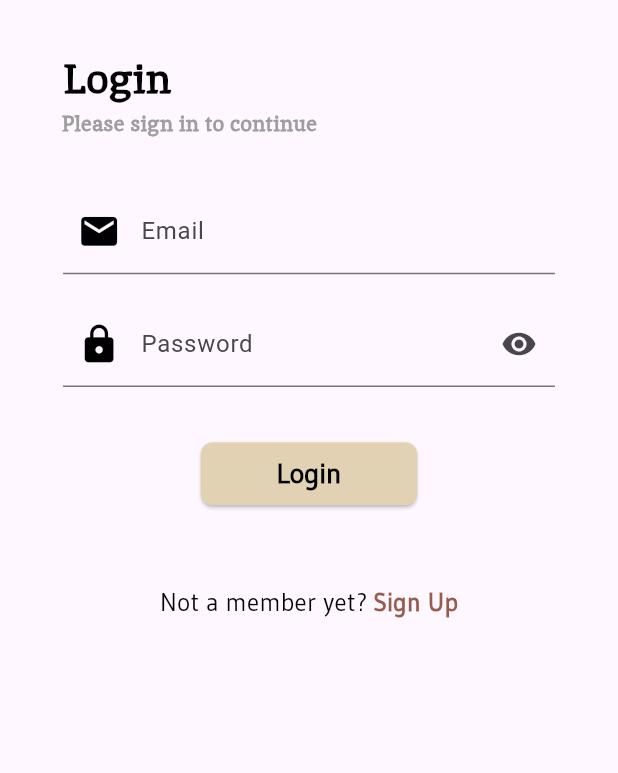
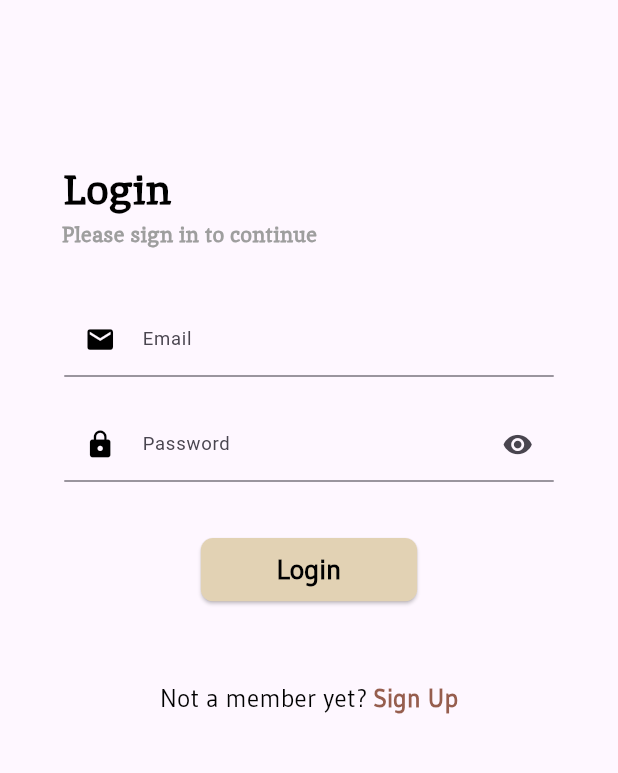
Before and after one commit to ISIS3510-202401-Team31/Flutter, a Flutter app: the screen it shows after launch, after a tap on "Login", on a phone screen of 412 x 824 dp, the part 74-847 px from its top. Run offline on Flutter 3.47's test engine with Material 3 defaults, Android fonts, the phone set to English and light mode, and no system bars; our stand-ins replace cloud_firestore, firebase_auth, firebase_core, firebase_crashlytics, firebase_storage, flutter_spinkit and 4 more; accounts and stored records are empty.

Commit message:
fix signup mediaquery problem

```diff
--- a/unifood/lib/view/auth/views/login.dart
+++ b/unifood/lib/view/auth/views/login.dart
@@ -80,8 +80,9 @@ class _LoginState extends State<Login> {
             .build(context),
       ),
       body: SingleChildScrollView(
+        child: Padding(
+          padding: EdgeInsets.only(top: screenHeight * 0.13),
           child: Container(
-          margin: EdgeInsets.only(top: screenHeight * 0.04),
             padding: EdgeInsets.symmetric(horizontal: screenWidth * 0.1),
             child: Column(
               crossAxisAlignment: CrossAxisAlignment.start,
@@ -223,15 +224,17 @@ class _LoginState extends State<Login> {
                               fontWeight: FontWeight.bold,
                             ),
                           ),
-                      )
+                        ),
                       ],
-                  )
+                    ),
+                    SizedBox(height: screenHeight * 0.015),
                   ],
                 )
               ],
             ),
           ),
         ),
+      ),
     );
   }
 }
--- a/unifood/lib/view/auth/views/signup.dart
+++ b/unifood/lib/view/auth/views/signup.dart
@@ -159,7 +159,7 @@ class _SignupState extends State<Signup> {
                     hasError: confirmPasswordError,
                     errorMessage: confirmPasswordErrorMessage,
                   ),
-                  SizedBox(height: screenHeight * 0.007),
+                  SizedBox(height: screenHeight * 0.015),
                   CustomButton(
                     onPressed: () async {
                       String fullName = fullNameController.text;
@@ -303,7 +303,8 @@ class _SignupState extends State<Signup> {
                         ),
                       )
                     ],
-                  )
+                  ),
+                  SizedBox(height: screenHeight * 0.015),
                 ],
               )
             ],
--- a/unifood/lib/view/auth/widgets/custom_textformfield.dart
+++ b/unifood/lib/view/auth/widgets/custom_textformfield.dart
@@ -47,28 +47,31 @@ class _CustomTextFormFieldState extends State<CustomTextFormField> {
 
   @override
   Widget build(BuildContext context) {
-    final screenWidth = MediaQuery.of(context).size.width;
+    final screenHeight = MediaQuery.of(context).size.height;
 
     return Container(
-      padding: EdgeInsets.all(screenWidth * 0.002),
+      padding: EdgeInsets.all(screenHeight * 0.002),
       child: TextFormField(
         controller: widget.controller,
         focusNode: _focusNode,
         maxLength: widget.maxLength, // Establece el máximo número de caracteres
         style: TextStyle(
-            fontSize: screenWidth * 0.04), // Ajustar el tamaño de la fuente
+            fontSize: screenHeight * 0.017), // Ajustar el tamaño de la fuente
         decoration: InputDecoration(
           labelText: widget.labelText,
+          labelStyle: TextStyle(fontSize: screenHeight * 0.015),
           hintText: widget.hintText,
+          hintStyle: TextStyle(fontSize: screenHeight * 0.015),
           prefixIcon: IconTheme(
             data: IconThemeData(
-                size: screenWidth * 0.07), // Ajustar el tamaño del icono
+                size: screenHeight * 0.025), // Ajustar el tamaño del icono
             child: widget.icon,
           ),
           suffixIcon: widget.obscureText
               ? IconButton(
                   icon: Icon(
                       _obscureText ? Icons.visibility : Icons.visibility_off),
+                  iconSize: screenHeight * 0.025, // Tamaño del icono del ojito
                   onPressed: () {
                     setState(() {
                       _obscureText = !_obscureText;
```
Lines whose indentation alone changed are shown as unchanged.
